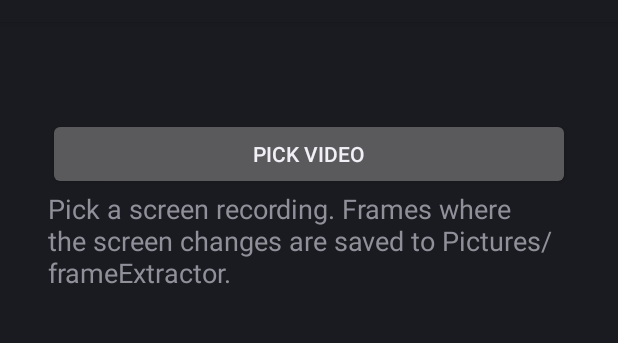
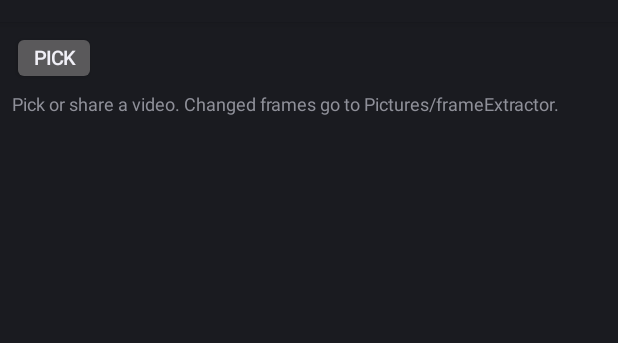
Before and after one commit to TheMasihZn/frameExtractor, an Android app: the screen it shows after launch (MainActivity), on a phone screen of 412 x 824 dp, the part 62-405 px from its top. Run offline under Robolectric (Android 15) with nearby library versions, the phone set to English and light mode, and no system bars.

Commit message:
Compact layout for smallest multi-window size, vector app icon
- Small Pick button + progress bar row, small status text, scrollable
- Activity survives window resizing without restarting the extraction
- Minimum window size 120x80dp
- Adaptive vector icon (film strip with extracted frame), SVG source in design/

Co-Authored-By: Claude Opus 5.5 <noreply@anthropic.com>
Claude-Session: https://claude.ai/code/session_01FNftRb54QJa2xUZhG8f777

```diff
--- a/app/src/main/java/com/themasihzn/frameextractor/MainActivity.kt
+++ b/app/src/main/java/com/themasihzn/frameextractor/MainActivity.kt
@@ -10,7 +10,11 @@ import android.net.Uri
 import android.os.Build
 import android.os.Bundle
 import android.provider.MediaStore
+import android.view.Gravity
+import android.view.View
 import android.widget.Button
+import android.widget.ProgressBar
+import android.widget.ScrollView
 import android.widget.LinearLayout
 import android.widget.TextView
 import kotlin.math.abs
@@ -19,20 +23,43 @@ class MainActivity : Activity() {
     private lateinit var status: TextView
     @Volatile private var busy = false
 
+    private lateinit var bar: ProgressBar
+
+    private fun dp(v: Int) = (v * resources.displayMetrics.density).toInt()
+
     override fun onCreate(savedInstanceState: Bundle?) {
         super.onCreate(savedInstanceState)
-        val layout = LinearLayout(this).apply {
+        // Compact layout: fits the smallest multi-window / pop-up size.
+        val pick = Button(this).apply {
+            text = "Pick"
+            textSize = 13f
+            minHeight = 0; minimumHeight = dp(36)
+            minWidth = 0; minimumWidth = dp(56)
+            setPadding(dp(8), 0, dp(8), 0)
+        }
+        bar = ProgressBar(this, null, android.R.attr.progressBarStyleHorizontal).apply {
+            max = 100
+            visibility = View.GONE
+        }
+        val top = LinearLayout(this).apply {
+            orientation = LinearLayout.HORIZONTAL
+            gravity = Gravity.CENTER_VERTICAL
+            addView(pick)
+            addView(bar, LinearLayout.LayoutParams(0, LinearLayout.LayoutParams.WRAP_CONTENT, 1f)
+                .apply { marginStart = dp(8) })
+        }
+        status = TextView(this).apply {
+            textSize = 12f
+            text = "Pick or share a video. Changed frames go to Pictures/frameExtractor."
+            setPadding(0, dp(4), 0, 0)
+        }
+        val col = LinearLayout(this).apply {
             orientation = LinearLayout.VERTICAL
-            setPadding(48, 96, 48, 48)
+            setPadding(dp(8), dp(6), dp(8), dp(6))
+            addView(top)
+            addView(status)
         }
-        val pick = Button(this).apply { text = "Pick video" }
-        status = TextView(this).apply {
-            textSize = 18f
-            text = "Pick a screen recording. Frames where the screen changes are saved to Pictures/frameExtractor."
-        }
-        layout.addView(pick)
-        layout.addView(status)
-        setContentView(layout)
+        setContentView(ScrollView(this).apply { addView(col) })
         pick.setOnClickListener {
             if (busy) return@setOnClickListener
             val i = Intent(Intent.ACTION_OPEN_DOCUMENT).apply {
@@ -95,11 +122,14 @@ class MainActivity : Activity() {
                 }
                 f.recycle()
             }
-            say("Scanned ${t / 1000}s of ${durMs / 1000}s, kept $saved frames")
+            val pct = if (durMs > 0) (t * 100 / durMs).toInt() else 0
+            runOnUiThread { bar.visibility = View.VISIBLE; bar.progress = pct }
+            say("${t / 1000}/${durMs / 1000}s · kept $saved")
             t += 1000
         }
         r.release()
-        say("Done. $saved frames saved in Pictures/frameExtractor")
+        runOnUiThread { bar.progress = 100 }
+        say("Done: $saved frames in Pictures/frameExtractor")
     }
 
     private fun signature(b: Bitmap): IntArray {
--- /dev/null
+++ b/app/src/main/res/mipmap-anydpi-v26/ic_launcher.xml
@@ -0,0 +1,6 @@
+<?xml version="1.0" encoding="utf-8"?>
+<adaptive-icon xmlns:android="http://schemas.android.com/apk/res/android">
+    <background android:drawable="@color/icon_bg" />
+    <foreground android:drawable="@drawable/ic_launcher_foreground" />
+    <monochrome android:drawable="@drawable/ic_launcher_foreground" />
+</adaptive-icon>
--- /dev/null
+++ b/app/src/main/res/mipmap-anydpi-v26/ic_launcher_round.xml
@@ -0,0 +1,6 @@
+<?xml version="1.0" encoding="utf-8"?>
+<adaptive-icon xmlns:android="http://schemas.android.com/apk/res/android">
+    <background android:drawable="@color/icon_bg" />
+    <foreground android:drawable="@drawable/ic_launcher_foreground" />
+    <monochrome android:drawable="@drawable/ic_launcher_foreground" />
+</adaptive-icon>
--- /dev/null
+++ b/app/src/main/res/values/colors.xml
@@ -0,0 +1,4 @@
+<?xml version="1.0" encoding="utf-8"?>
+<resources>
+    <color name="icon_bg">#000000</color>
+</resources>
```
Also changed, not shown: app/src/main/AndroidManifest.xml (+6 -1 lines), app/src/main/res/drawable/ic_launcher_foreground.xml (added, +18 -0 lines), 1 other file.
